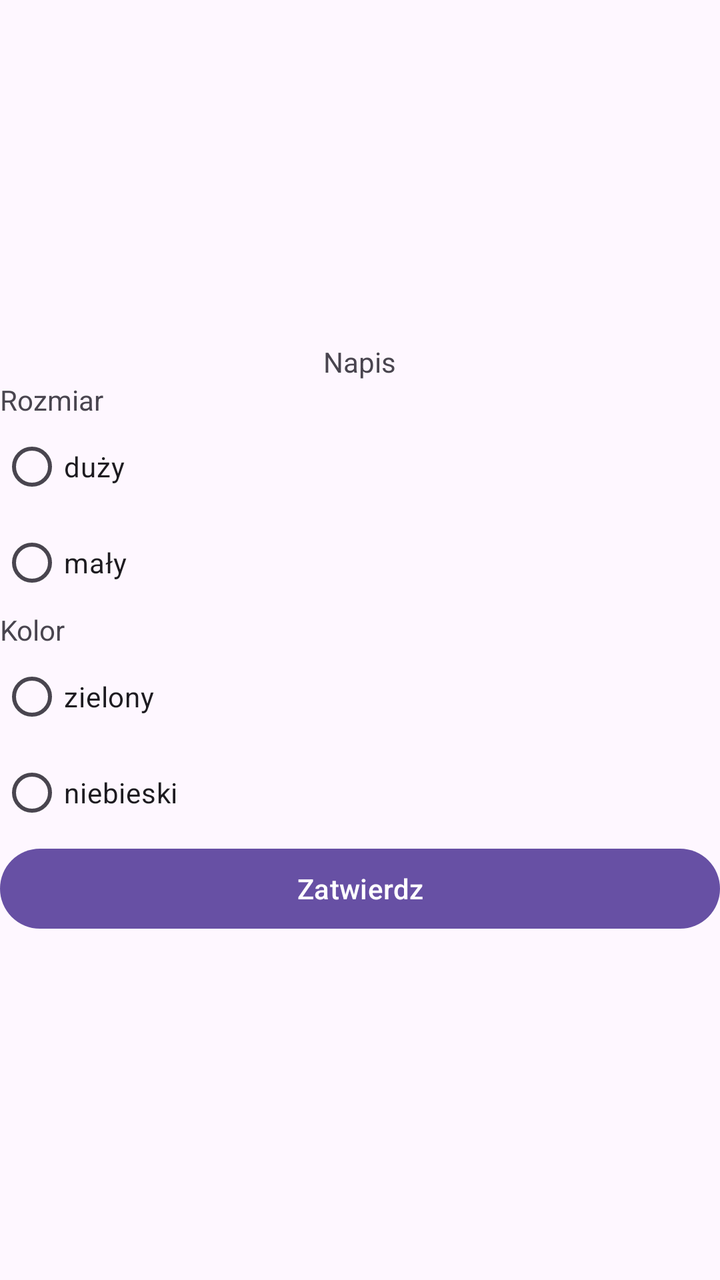
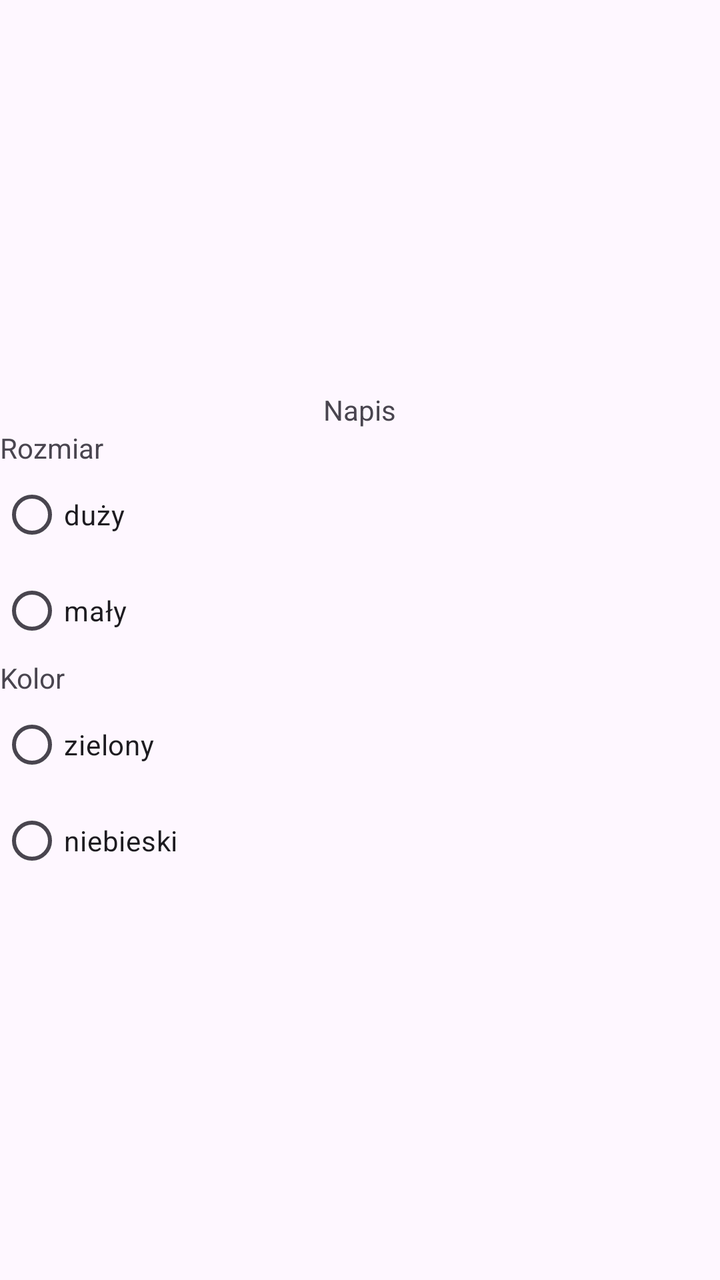

Two renders of the same Android screen: before a commit and after it. Below are the layout's source before the change and the commit's diff.
<!-- AndroidManifest.xml: application theme Theme.DzialaniaNaRadio -->
<!-- res/layout/activity_main.xml -->
<?xml version="1.0" encoding="utf-8"?>
<LinearLayout xmlns:android="http://schemas.android.com/apk/res/android"
    xmlns:app="http://schemas.android.com/apk/res-auto"
    xmlns:tools="http://schemas.android.com/tools"
    android:id="@+id/main"
    android:layout_width="match_parent"
    android:layout_height="match_parent"
    android:orientation="vertical"
    tools:context=".MainActivity"
    android:gravity="center">

    <TextView
        android:id="@+id/Napis"
        android:layout_width="wrap_content"
        android:layout_height="wrap_content"
        android:text="Napis" />

    <TextView
        android:layout_width="match_parent"
        android:layout_height="wrap_content"
        android:text="Rozmiar" />

    <RadioGroup
        android:layout_width="match_parent"
        android:layout_height="wrap_content" >

        <RadioButton
            android:id="@+id/radioButtonDuzy"
            android:layout_width="match_parent"
            android:layout_height="wrap_content"
            android:text="duży" />

        <RadioButton
            android:id="@+id/radioButtonMaly"
            android:layout_width="match_parent"
            android:layout_height="wrap_content"
            android:text="mały" />
    </RadioGroup>

    <TextView
        android:layout_width="match_parent"
        android:layout_height="wrap_content"
        android:text="Kolor" />

    <RadioGroup
        android:layout_width="match_parent"
        android:layout_height="wrap_content" >

        <RadioButton
            android:id="@+id/radioButtonZielony"
            android:layout_width="match_parent"
            android:layout_height="wrap_content"
            android:text="zielony" />

        <RadioButton
            android:id="@+id/radioButtonNiebieski"
            android:layout_width="match_parent"
            android:layout_height="wrap_content"
            android:text="niebieski" />
    </RadioGroup>

    <Button
        android:id="@+id/button"
        android:layout_width="match_parent"
        android:layout_height="wrap_content"
        android:text="Zatwierdz" />

</LinearLayout>
<!-- resources referenced by this layout -->
<resources>
  <style name="Theme.DzialaniaNaRadio" parent="Base.Theme.DzialaniaNaRadio" />
  <style name="Base.Theme.DzialaniaNaRadio" parent="Theme.Material3.DayNight.NoActionBar">
          
          
      </style>
</resources>

<!-- the commit's change to res/layout/activity_main.xml (unified diff, before → after) -->
@@ -59,10 +59,6 @@
             android:text="niebieski" />
     </RadioGroup>
 
-    <Button
-        android:id="@+id/button"
-        android:layout_width="match_parent"
-        android:layout_height="wrap_content"
-        android:text="Zatwierdz" />
+
 
 </LinearLayout>
